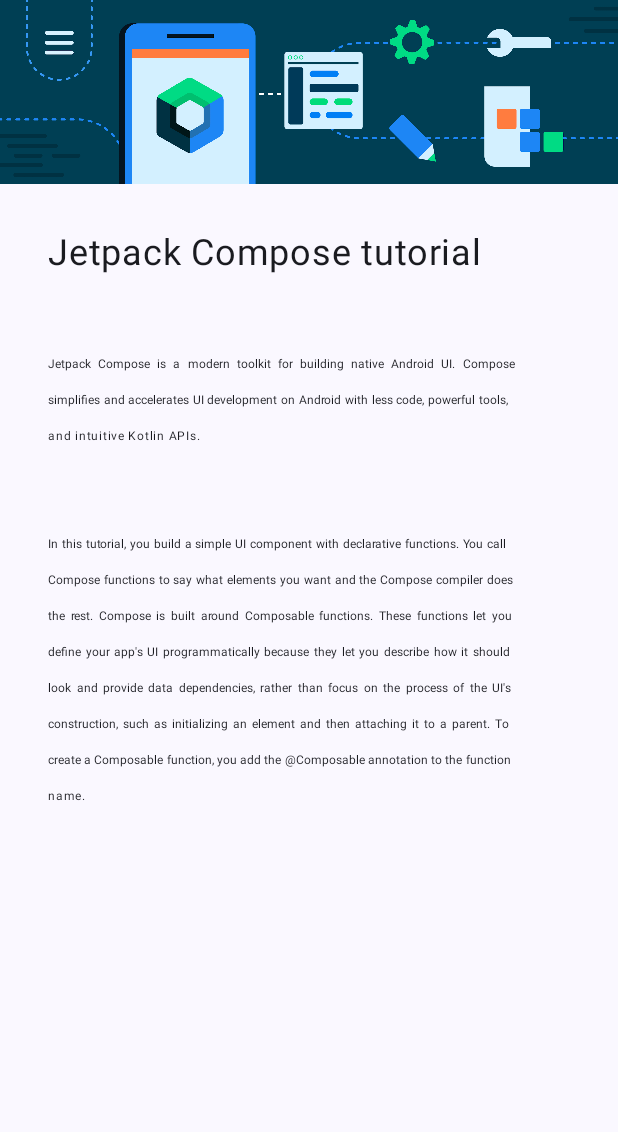
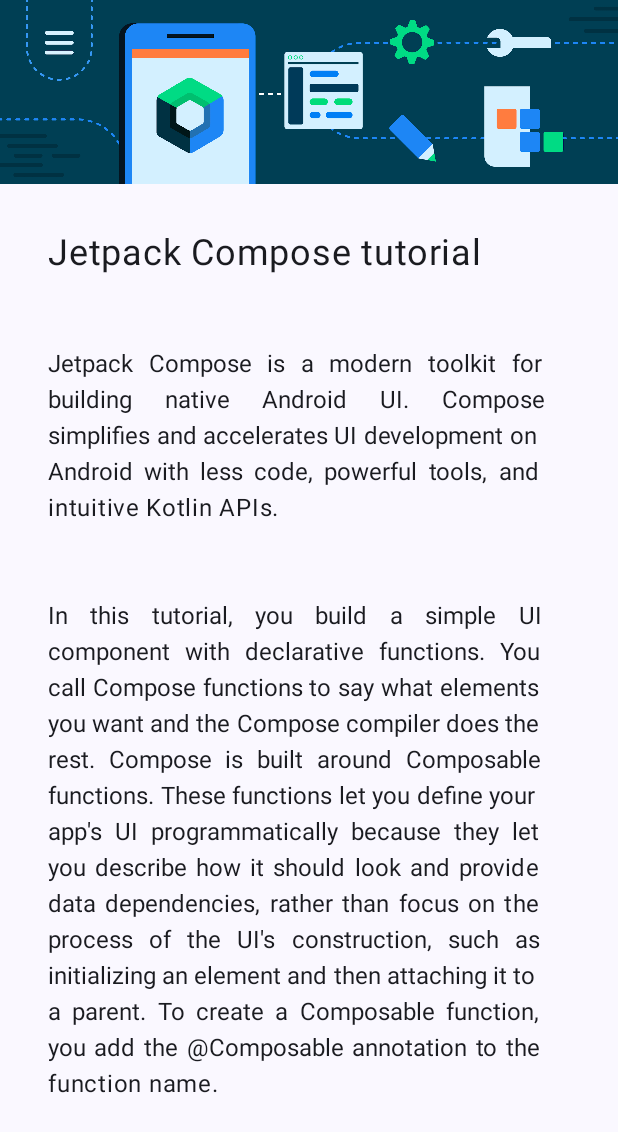
Before and after one commit to ahromi/ComposeArticle, an Android app built with Jetpack Compose: the screen it shows after launch (MainActivity), on a phone screen of 412 x 824 dp. Shown: the top 1132 px of the screen. Run offline under Robolectric (Android 15) with nearby library versions, the phone set to English and light mode, and no system bars.

Commit message:
Remove fontSize value = DefaultFontSize

```diff
--- a/app/src/main/java/com/example/composearticle/MainActivity.kt
+++ b/app/src/main/java/com/example/composearticle/MainActivity.kt
@@ -56,14 +56,12 @@ fun Article(title: String, pharagraph1: String, pharagraph2:String, modifier: Mo
         )
         Text(
             text = pharagraph1,
-            fontSize = 1.em,
             textAlign = TextAlign.Justify,
             modifier = modifier
                 .padding(start = 16.dp, end = 16.dp)
         )
         Text(
             text = pharagraph2,
-            fontSize = 1.em,
             textAlign = TextAlign.Justify,
             modifier = modifier
                 .padding(16.dp)
```
